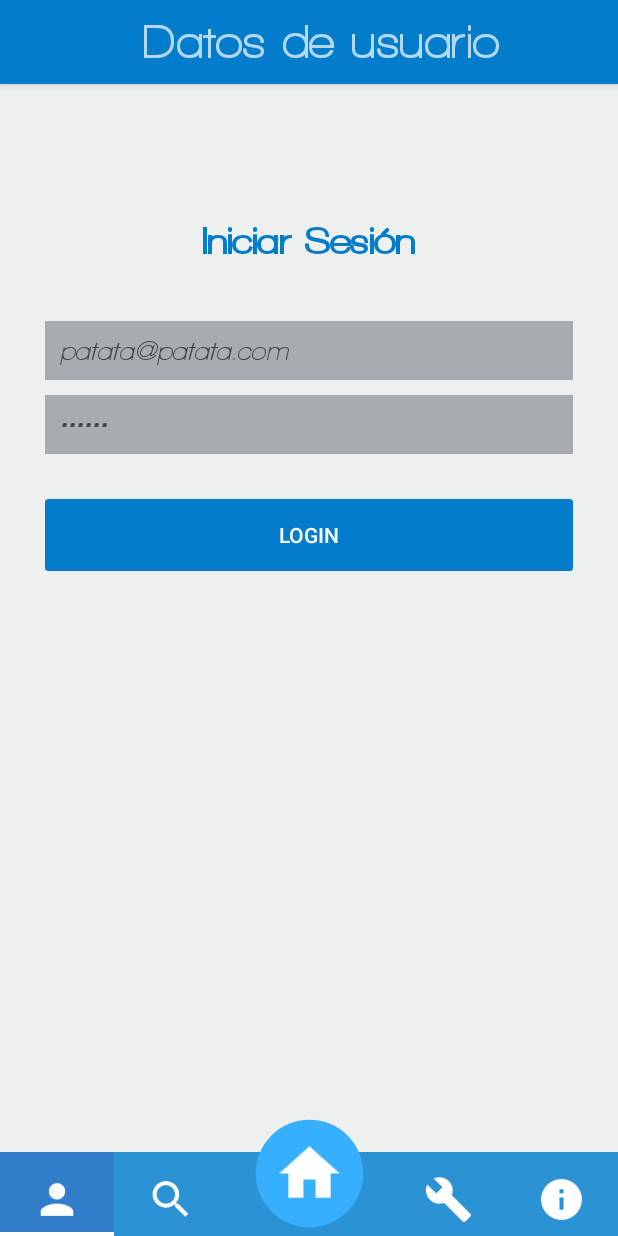
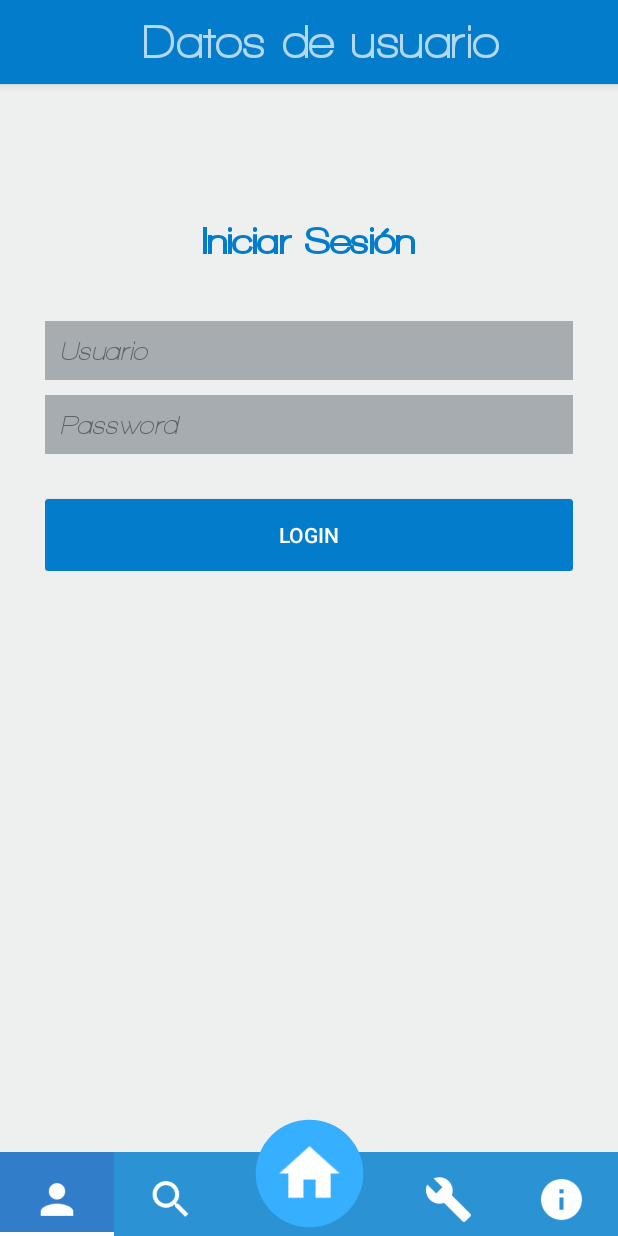
Before and after one commit to Warchups/alertru-android, an Android app: the screen it shows after launch (MainActivity), after a tap on "LOGIN", on a phone screen of 412 x 824 dp. Run offline under Robolectric (Android 15) with nearby library versions, the phone set to English and light mode, and no system bars; our stand-ins replace Shimmer; libraries missing offline, so code that uses them is left out: com.github.jorgecastilloprz, com.github.jorgecastilloprz.listeners, com.victor.loading, com.wang.avi; plain views replace RotateLoading; Roboto replaces fonts that are not available here; 4 statements that could not run were skipped.

Commit message:
Mensajes login e inicio con username

```diff
--- a/app/src/main/java/com/gnommostudios/alertru/alertru_android/view/fragments/DataUserFragment.java
+++ b/app/src/main/java/com/gnommostudios/alertru/alertru_android/view/fragments/DataUserFragment.java
@@ -47,6 +47,7 @@
 
     private TextView nameLogged;
     private TextView emailLogged;
+    private TextView userNameLogged;
     private TextView provinceLogged;
 
     private LinearLayout layoutLogin;
@@ -79,6 +80,7 @@
 
         nameLogged = (TextView) view.findViewById(R.id.nameLogout);
         emailLogged = (TextView) view.findViewById(R.id.emailLogout);
+        userNameLogged = (TextView) view.findViewById(R.id.userNameLogout);
         provinceLogged = (TextView) view.findViewById(R.id.provinceLogout);
 
         txtEmail = (EditText) view.findViewById(R.id.txtEmail);
@@ -104,9 +106,12 @@
 
                 nameLogged.setText(prefs.getString("surname", "") + ", " + prefs.getString("name", ""));
                 emailLogged.setText(prefs.getString("email", ""));
+                userNameLogged.setText(prefs.getString("username", ""));
                 provinceLogged.setText(prefs.getString("province", ""));
                 break;
             case StatesLog.DISCONNECTED:
+                txtEmail.setText("");
+                txtPassword.setText("");
                 layoutLogout.setVisibility(View.GONE);
                 layoutLogin.setVisibility(View.VISIBLE);
                 break;
@@ -141,13 +146,16 @@
 
     private void login() {
         if (txtEmail.getText().length() == 0 || txtPassword.getText().length() == 0) {
-            Toast.makeText(getActivity(), "Almenos hay que llenar el Nombre (con un correo) y la password", Toast.LENGTH_SHORT).show();
+            Toast.makeText(getActivity(), "Indique el usuario y la contraseña.", Toast.LENGTH_SHORT).show();
         } else {
             email = txtEmail.getText().toString();
             password = txtPassword.getText().toString();
 
             LoginAsyncTask loginAsyncTask = new LoginAsyncTask();
-            loginAsyncTask.execute(email, password);
+            if (email.contains("@"))
+                loginAsyncTask.execute(email, password, "email");
+            else
+                loginAsyncTask.execute(email, password, "username");
         }
     }
 
@@ -183,7 +191,7 @@
 
 
                 JSONObject jsonParam = new JSONObject();
-                jsonParam.put("email", strings[0]);
+                jsonParam.put(strings[2], strings[0]);
                 jsonParam.put("password", strings[1]);
 
                 Log.i("JSON", jsonParam.toString());
@@ -257,6 +265,7 @@
                         editor.putString(StatesLog.STATE_LOG, StatesLog.LOGGED);
                         editor.putString("name", technician.getName());
                         editor.putString("surname", technician.getSurname());
+                        editor.putString("username", technician.getUsername());
                         editor.putString("email", technician.getEmail());
                         editor.putString("id", technician.getId());
                         editor.putString("province", technician.getProvince());
@@ -290,7 +299,7 @@
             loader.setVisibility(View.GONE);
             switch (integer) {
                 case 0:
-                    //Toast.makeText(getActivity(), "Login Fallido", Toast.LENGTH_SHORT).show();
+                    Toast.makeText(getActivity(), "Usuario y/o contraseña incorrectos.", Toast.LENGTH_SHORT).show();
                     layoutLogin.setVisibility(View.VISIBLE);
                     break;
                 case 1:
@@ -355,20 +364,14 @@
             loader.stop();
             loader.setVisibility(View.GONE);
 
-            //if (correct) {
-                //Toast.makeText(getActivity(), "Hasta luego.", Toast.LENGTH_SHORT).show();
-                SharedPreferences.Editor editor = prefs.edit();
+            SharedPreferences.Editor editor = prefs.edit();
 
-                editor.putString(StatesLog.STATE_LOG, StatesLog.DISCONNECTED);
+            editor.putString(StatesLog.STATE_LOG, StatesLog.DISCONNECTED);
 
-                editor.commit();
+            editor.commit();
 
-                FirebaseMessaging.getInstance().unsubscribeFromTopic(prefs.getString("province", ""));
-                changeState(StatesLog.DISCONNECTED);
-            /*} else {
-                Toast.makeText(getActivity(), "Hay algun problema, no te puedes desloguear.", Toast.LENGTH_SHORT).show();
-                layoutLogout.setVisibility(View.VISIBLE);
-            }*/
+            FirebaseMessaging.getInstance().unsubscribeFromTopic(prefs.getString("province", ""));
+            changeState(StatesLog.DISCONNECTED);
         }
     }
 
--- a/app/src/main/res/layout/fragment_data_user.xml
+++ b/app/src/main/res/layout/fragment_data_user.xml
@@ -55,7 +55,7 @@
                 android:layout_marginBottom="10dp"
                 android:background="#A6ACAF"
                 android:fontFamily="@font/walkway_oblique_bold"
-                android:hint="Nombre"
+                android:hint="Usuario"
                 android:padding="10dp"
                 android:singleLine="true"
                 android:text="patata@patata.com"
@@ -104,7 +104,7 @@
             android:orientation="vertical"
             android:paddingLeft="20dp"
             android:paddingRight="20dp"
-            android:visibility="visible">
+            android:visibility="gone">
 
             <TextView
                 android:layout_width="wrap_content"
@@ -147,6 +147,24 @@
                 android:layout_gravity="center"
                 android:layout_marginTop="8dp"
                 android:fontFamily="@font/walkway_black"
+                android:text="Nombre de usuario:"
+                android:textSize="24dp" />
+
+            <TextView
+                android:id="@+id/userNameLogout"
+                android:layout_width="wrap_content"
+                android:layout_height="wrap_content"
+                android:layout_gravity="center"
+                android:fontFamily="@font/walkway_bold"
+                android:text="userName"
+                android:textSize="16dp" />
+
+            <TextView
+                android:layout_width="wrap_content"
+                android:layout_height="wrap_content"
+                android:layout_gravity="center"
+                android:layout_marginTop="8dp"
+                android:fontFamily="@font/walkway_black"
                 android:text="Provincia:"
                 android:textSize="24dp" />
 
```
